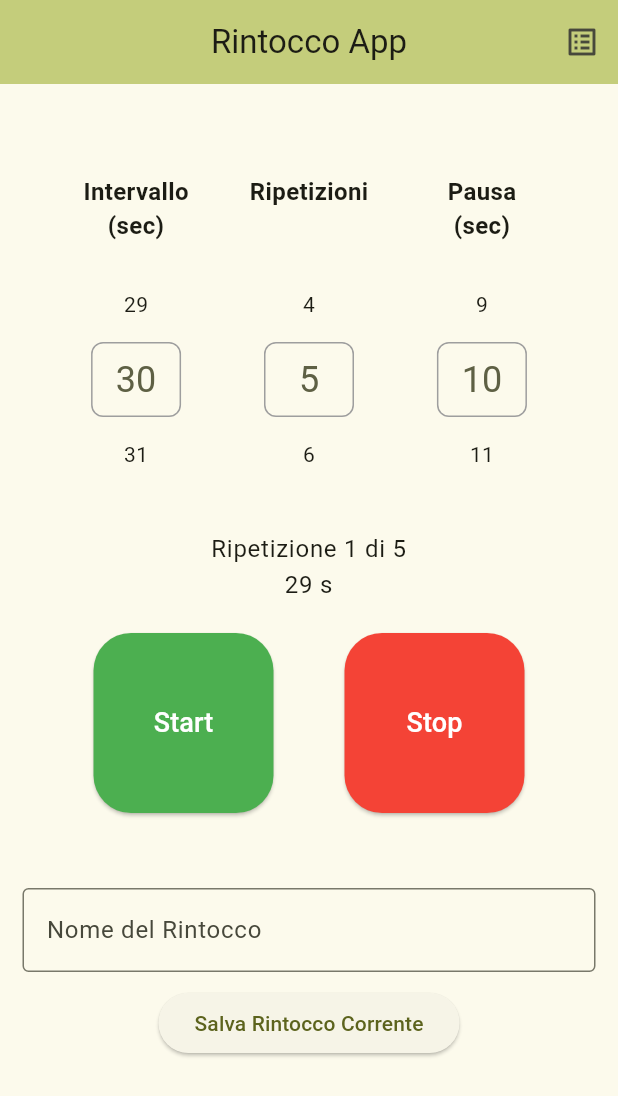
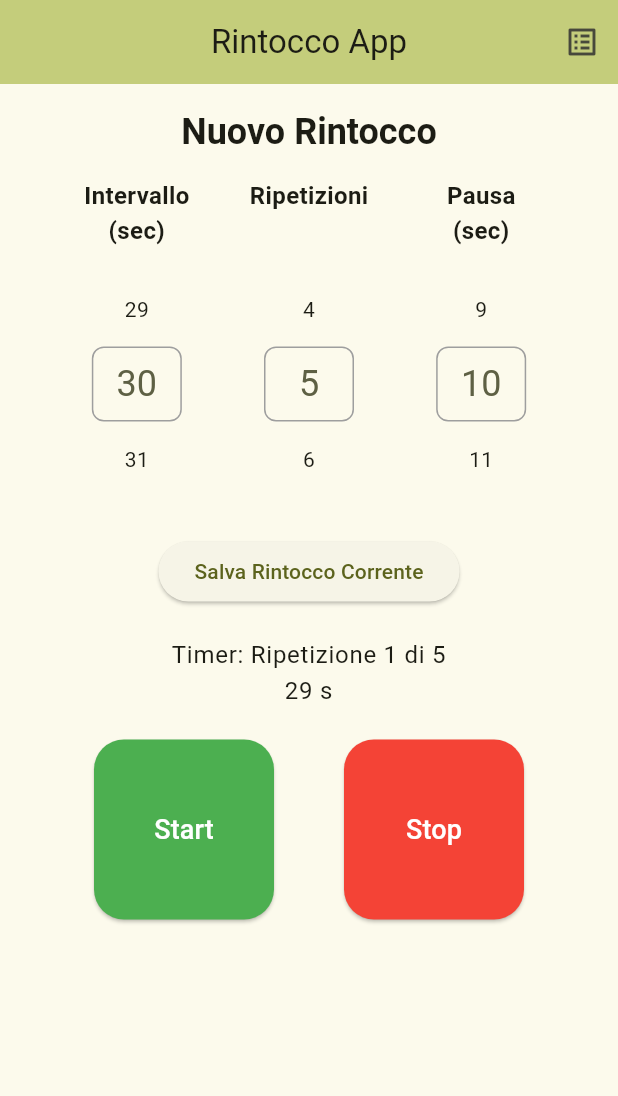
Before and after one commit to bozzimarcello/rintocco_app, a Flutter app: the screen it shows after launch, after a tap on "Start", on a phone screen of 412 x 824 dp. Shown: the top 1096 px of the screen. Run offline on Flutter 3.47's test engine with Material 3 defaults, Android fonts, the light colour scheme and no system bars; drawn by our look-alikes of numberpicker; our stand-ins replace audioplayers, shared_preferences.

Commit message:
setup name in alert and in top page

```diff
--- a/lib/widgets/my_home_page.dart
+++ b/lib/widgets/my_home_page.dart
@@ -2,9 +2,9 @@ import 'package:flutter/material.dart';
 import 'dart:async';
 import 'package:audioplayers/audioplayers.dart';
 import 'package:numberpicker/numberpicker.dart';
-import 'package:uuid/uuid.dart'; // Aggiunto
-import '../models/timer_setup.dart'; // Aggiunto
-import './saved_setups_page.dart'; // Aggiungeremo questa pagina dopo
+import 'package:uuid/uuid.dart';
+import '../models/timer_setup.dart';
+import './saved_setups_page.dart';
 
 class MyHomePage extends StatefulWidget {
   const MyHomePage({super.key, required this.title});
@@ -17,42 +17,44 @@ class MyHomePage extends StatefulWidget {
 
 class _MyHomePageState extends State<MyHomePage> {
   final AudioPlayer _audioPlayer = AudioPlayer();
-  final TextEditingController _setupNameController =
-      TextEditingController(); // Aggiunto
-  final Uuid _uuid = Uuid(); // Aggiunto
+  final TextEditingController _dialogSetupNameController = TextEditingController(); // Controller per il dialogo
+  final Uuid _uuid = Uuid();
 
   Timer? _timer;
   int _currentRepetition = 0;
   int _remainingTime = 0;
   String _status = "Imposta i valori e premi Start";
+  String? _currentLoadedSetupName; // Nome del setup caricato
 
   int _intervalValue = 30;
   int _repetitionsValue = 5;
   int _pauseValue = 10;
 
-  List<TimerSetup> _savedSetups = []; // Aggiunto
+  List<TimerSetup> _savedSetups = [];
 
   @override
   void initState() {
     super.initState();
-    _loadSetups(); // Aggiunto
+    _loadSetups();
   }
 
   Future<void> _loadSetups() async {
     _savedSetups = await loadTimerSetups();
-    setState(() {});
+    if (mounted) {
+      setState(() {});
+    }
   }
 
-  Future<void> _saveCurrentSetup() async {
-    if (_setupNameController.text.isEmpty) {
+  Future<void> _performSaveSetup(String name) async {
+    if (name.isEmpty) {
       ScaffoldMessenger.of(context).showSnackBar(
-        const SnackBar(content: Text('Inserisci un nome per il rintocco.')),
+        const SnackBar(content: Text('Il nome del setup non può essere vuoto.')),
       );
       return;
     }
     final newSetup = TimerSetup(
-      id: _uuid.v4(), // Genera un ID univoco
-      name: _setupNameController.text,
+      id: _uuid.v4(),
+      name: name,
       interval: _intervalValue,
       repetitions: _repetitionsValue,
       pause: _pauseValue,
@@ -61,10 +63,48 @@ class _MyHomePageState extends State<MyHomePage> {
       _savedSetups.add(newSetup);
     });
     await saveTimerSetups(_savedSetups);
-    _setupNameController.clear();
     ScaffoldMessenger.of(context).showSnackBar(
-      const SnackBar(content: Text('Rintocco salvato!')),
+      SnackBar(content: Text('Setup "$name" salvato!')),
     );
+  }
+
+  Future<void> _showSaveSetupDialog() async {
+    _dialogSetupNameController.clear(); // Pulisci il controller prima di usarlo
+    final String? setupName = await showDialog<String>(
+      context: context,
+      builder: (BuildContext context) {
+        return AlertDialog(
+          title: const Text('Salva Rintocco'),
+          content: TextField(
+            controller: _dialogSetupNameController,
+            autofocus: true,
+            decoration: const InputDecoration(hintText: "Nome del Rintocco"),
+          ),
+          actions: <Widget>[
+            TextButton(
+              child: const Text('Annulla'),
+              onPressed: () {
+                Navigator.of(context).pop(); // Chiude il dialogo senza restituire nulla
+              },
+            ),
+            TextButton(
+              child: const Text('Salva'),
+              onPressed: () {
+                Navigator.of(context).pop(_dialogSetupNameController.text); // Restituisce il nome inserito
+              },
+            ),
+          ],
+        );
+      },
+    );
+
+    if (setupName != null && setupName.isNotEmpty) {
+      await _performSaveSetup(setupName);
+    } else if (setupName != null && setupName.isEmpty) {
+       ScaffoldMessenger.of(context).showSnackBar(
+        const SnackBar(content: Text('Il nome del rintocco non può essere vuoto. Salvataggio annullato.')),
+      );
+    }
   }
 
   void _applySetup(TimerSetup setup) {
@@ -72,11 +112,18 @@ class _MyHomePageState extends State<MyHomePage> {
       _intervalValue = setup.interval;
       _repetitionsValue = setup.repetitions;
       _pauseValue = setup.pause;
+      _currentLoadedSetupName = setup.name; // Imposta il nome del setup caricato
       _status = "Rintocco '${setup.name}' caricato.\nPremi Start.";
     });
   }
 
   void _deleteSetup(String id) async {
+    final setupToDelete = _savedSetups.firstWhere((s) => s.id == id, orElse: () => TimerSetup(id: '', name: '', interval: 0, repetitions: 0, pause: 0));
+    if (_currentLoadedSetupName == setupToDelete.name) {
+        setState(() {
+            _currentLoadedSetupName = null;
+        });
+    }
     setState(() {
       _savedSetups.removeWhere((setup) => setup.id == id);
     });
@@ -92,6 +139,16 @@ class _MyHomePageState extends State<MyHomePage> {
     final int repetitions = _repetitionsValue;
     final int pause = _pauseValue;
 
+    // Se un setup era caricato e i valori sono ancora quelli, usa il nome del setup.
+    // Altrimenti, se i valori sono stati cambiati o nessun setup è caricato, non mostrare un nome specifico.
+    String timerDisplayName = _currentLoadedSetupName ?? "Timer";
+    if (_currentLoadedSetupName != null) {
+        final loadedSetup = _savedSetups.firstWhere((s) => s.name == _currentLoadedSetupName, orElse: () => TimerSetup(id: '', name: '', interval: -1, repetitions: -1, pause: -1));
+        if (loadedSetup.interval != _intervalValue || loadedSetup.repetitions != _repetitionsValue || loadedSetup.pause != _pauseValue) {
+            timerDisplayName = "Timer personalizzato"; // O semplicemente "Timer"
+        }
+    }
+
     if (interval <= 0 || repetitions <= 0) {
       setState(() {
         _status = "L'intervallo e le ripetizioni devono essere maggiori di 0.";
@@ -100,16 +157,16 @@ class _MyHomePageState extends State<MyHomePage> {
     }
 
     _currentRepetition = 0;
-    _startRepetition(interval, repetitions, pause);
+    _startRepetition(interval, repetitions, pause, timerDisplayName);
   }
 
-  void _startRepetition(int interval, int repetitions, int pause) {
+  void _startRepetition(int interval, int repetitions, int pause, String timerDisplayName) {
     if (_currentRepetition < repetitions) {
       _currentRepetition++;
       _remainingTime = interval;
       setState(() {
         _status =
-            "Ripetizione $_currentRepetition di $repetitions\n$_remainingTime s";
+            "$timerDisplayName: Ripetizione $_currentRepetition di $repetitions\n$_remainingTime s";
       });
       _timer?.cancel(); // Cancella timer precedenti se presenti
       _timer = Timer.periodic(const Duration(seconds: 1), (timer) {
@@ -117,14 +174,15 @@ class _MyHomePageState extends State<MyHomePage> {
           if (_remainingTime > 0) {
             _remainingTime--;
             _status =
-                "Ripetizione $_currentRepetition di $repetitions\n$_remainingTime s";
+                "$timerDisplayName: Ripetizione $_currentRepetition di $repetitions\n$_remainingTime s";
           } else {
             timer.cancel();
             _playSound();
             if (_currentRepetition < repetitions) {
-              _startPause(interval, repetitions, pause);
+              _startPause(interval, repetitions, pause, timerDisplayName);
             } else {
-              _status = "Completato!";
+              _status = "$timerDisplayName: Completato!";
+              _currentLoadedSetupName = null; // Resetta il nome del setup dopo il completamento
             }
           }
         });
@@ -135,7 +193,7 @@ class _MyHomePageState extends State<MyHomePage> {
   void _playSound() async {
     try {
       await _audioPlayer.play(AssetSource('hotel-bell-334109.mp3'));
-      print("Suono riprodotto");
+      // print("Suono riprodotto"); // Rimosso per pulizia console
     } catch (e) {
       print("Errore durante la riproduzione del suono: $e");
       setState(() {
@@ -144,26 +202,26 @@ class _MyHomePageState extends State<MyHomePage> {
     }
   }
 
-  void _startPause(int interval, int repetitions, int pause) {
+  void _startPause(int interval, int repetitions, int pause, String timerDisplayName) {
     if (pause > 0) {
       _remainingTime = pause;
       setState(() {
-        _status = "Pausa: $_remainingTime s";
+        _status = "$timerDisplayName: Pausa: $_remainingTime s";
       });
       _timer?.cancel();
       _timer = Timer.periodic(const Duration(seconds: 1), (timer) {
         setState(() {
           if (_remainingTime > 0) {
             _remainingTime--;
-            _status = "Pausa: $_remainingTime s";
+            _status = "$timerDisplayName: Pausa: $_remainingTime s";
           } else {
             timer.cancel();
-            _startRepetition(interval, repetitions, pause);
+            _startRepetition(interval, repetitions, pause, timerDisplayName);
           }
         });
       });
     } else {
-      _startRepetition(interval, repetitions, pause);
+      _startRepetition(interval, repetitions, pause, timerDisplayName);
     }
   }
 
@@ -173,6 +231,8 @@ class _MyHomePageState extends State<MyHomePage> {
       _status = "Timer fermato.\nImposta i valori e premi Start";
       _remainingTime = 0;
       _currentRepetition = 0;
+      // Non resettare _currentLoadedSetupName qui, l'utente potrebbe voler riavviare lo stesso setup.
+      // _currentLoadedSetupName = null;
     });
   }
 
@@ -180,7 +240,7 @@ class _MyHomePageState extends State<MyHomePage> {
   void dispose() {
     _timer?.cancel();
     _audioPlayer.dispose();
-    _setupNameController.dispose(); // Aggiunto
+    _dialogSetupNameController.dispose(); // Dispose del nuovo controller
     super.dispose();
   }
 
@@ -202,7 +262,25 @@ class _MyHomePageState extends State<MyHomePage> {
             value: currentValue,
             minValue: minValue,
             maxValue: maxValue,
-            onChanged: onChanged,
+            onChanged: (value) {
+              onChanged(value);
+              // Se un setup è caricato e l'utente cambia un valore, resetta il nome del setup caricato
+              // e aggiorna lo status per indicare che è una nuova configurazione.
+              if (_currentLoadedSetupName != null) {
+                final loadedSetup = _savedSetups.firstWhere((s) => s.name == _currentLoadedSetupName, orElse: () => TimerSetup(id: '', name: '', interval: -1, repetitions: -1, pause: -1) );
+                bool changed = false;
+                if (label.startsWith('Intervallo') && value != loadedSetup.interval) changed = true;
+                if (label.startsWith('Ripetizioni') && value != loadedSetup.repetitions) changed = true;
+                if (label.startsWith('Pausa') && value != loadedSetup.pause) changed = true;
+
+                if (changed) {
+                    setState(() {
+                        _currentLoadedSetupName = null;
+                        _status = "Valori modificati. Premi Start o Salva Rintocco.";
+                    });
+                }
+              }
+            },
             itemHeight: 50,
             itemWidth: 60,
             axis: Axis.vertical, // o Axis.horizontal
@@ -218,8 +296,8 @@ class _MyHomePageState extends State<MyHomePage> {
 
   @override
   Widget build(BuildContext context) {
-    double buttonSize = 120.0; // Dimensione per i lati del quadrato
-    double borderRadius = 25.0; // Raggio per gli angoli arrotondati
+    double buttonSize = 120.0;
+    double borderRadius = 20.0;
 
     return Scaffold(
       appBar: AppBar(
@@ -230,21 +308,21 @@ class _MyHomePageState extends State<MyHomePage> {
             icon: const Icon(Icons.list_alt),
             tooltip: 'Rintocchi Salvati',
             onPressed: () async {
-              // Passa le funzioni di callback alla pagina dei setup salvati
               final result = await Navigator.push(
                 context,
                 MaterialPageRoute(
                   builder: (context) => SavedSetupsPage(
                     setups: _savedSetups,
-                    onApplySetup:
-                        _applySetup, // Passa la funzione per applicare
-                    onDeleteSetup:
-                        _deleteSetup, // Passa la funzione per eliminare
+                    onApplySetup: (setup) {
+                        _applySetup(setup);
+                        // Navigator.pop(context); // RIMOSSO: SavedSetupsPage gestisce il pop
+                    },
+                    onDeleteSetup: _deleteSetup,
                   ),
                 ),
               );
-              // Se la pagina SavedSetupsPage modifica la lista (es. elimina un setup),
-              // ricarichiamo i setup per riflettere i cambiamenti.
+              // Se result è true (da SavedSetupsPage dopo apply o delete che modifica la lista),
+              // ricarichiamo i setup per riflettere i cambiamenti (specialmente le eliminazioni).
               if (result == true) {
                 _loadSetups();
               }
@@ -253,12 +331,17 @@ class _MyHomePageState extends State<MyHomePage> {
         ],
       ),
       body: Padding(
-        padding: const EdgeInsets.symmetric(vertical: 60.0, horizontal: 15.0),
+        padding: const EdgeInsets.all(16.0),
         child: SingleChildScrollView(
-          // Aggiunto per evitare overflow con la tastiera
           child: Column(
             mainAxisAlignment: MainAxisAlignment.spaceAround,
             children: <Widget>[
+              Text(
+                _currentLoadedSetupName ?? "Nuovo Rintocco",
+                style: Theme.of(context).textTheme.headlineSmall?.copyWith(fontWeight: FontWeight.bold),
+                textAlign: TextAlign.center,
+              ),
+              const SizedBox(height: 15),
               Row(
                 mainAxisAlignment: MainAxisAlignment.spaceEvenly,
                 crossAxisAlignment: CrossAxisAlignment.center,
@@ -266,28 +349,33 @@ class _MyHomePageState extends State<MyHomePage> {
                   _buildNumberPickerColumn(
                     'Intervallo\n(sec)',
                     _intervalValue,
-                    1, // Minimo 1 secondo
-                    180, // Massimo 3 minuti
+                    1,
+                    180,
                     (value) => setState(() => _intervalValue = value),
                   ),
                   _buildNumberPickerColumn(
                     'Ripetizioni\n',
                     _repetitionsValue,
-                    1, // Minimo 1 ripetizione
-                    50, // Massimo 50 ripetizioni
+                    1,
+                    50,
                     (value) => setState(() => _repetitionsValue = value),
                   ),
                   _buildNumberPickerColumn(
                     'Pausa\n(sec)',
                     _pauseValue,
-                    0, // La pausa può essere 0
-                    120, // Massimo 2 minuti
+                    0,
+                    120,
                     (value) => setState(() => _pauseValue = value),
                   ),
                 ],
               ),
               const SizedBox(height: 20),
-                Text(
+              ElevatedButton(
+                onPressed: _showSaveSetupDialog, // Modificato per chiamare il dialogo
+                child: const Text('Salva Rintocco Corrente'),
+              ),
+              const SizedBox(height: 20),
+              Text(
                 _status,
                 style: Theme.of(context)
                   .textTheme
@@ -340,19 +428,6 @@ class _MyHomePageState extends State<MyHomePage> {
                   ),
                 ],
               ),
-              const SizedBox(height: 50),
-              TextField(
-                controller: _setupNameController,
-                decoration: const InputDecoration(
-                  labelText: 'Nome del Rintocco',
-                  border: OutlineInputBorder(),
-                ),
-              ),
-              const SizedBox(height: 10),
-              ElevatedButton(
-                onPressed: _saveCurrentSetup,
-                child: const Text('Salva Rintocco Corrente'),
-              ),
             ],
           ),
         ),
```
Also changed, not shown: lib/widgets/saved_setups_page.dart (+5 -9 lines).
